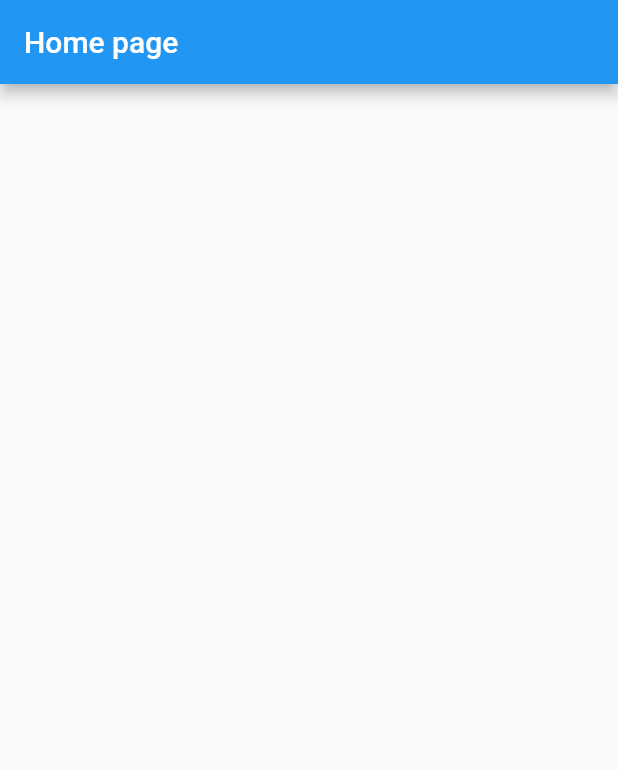
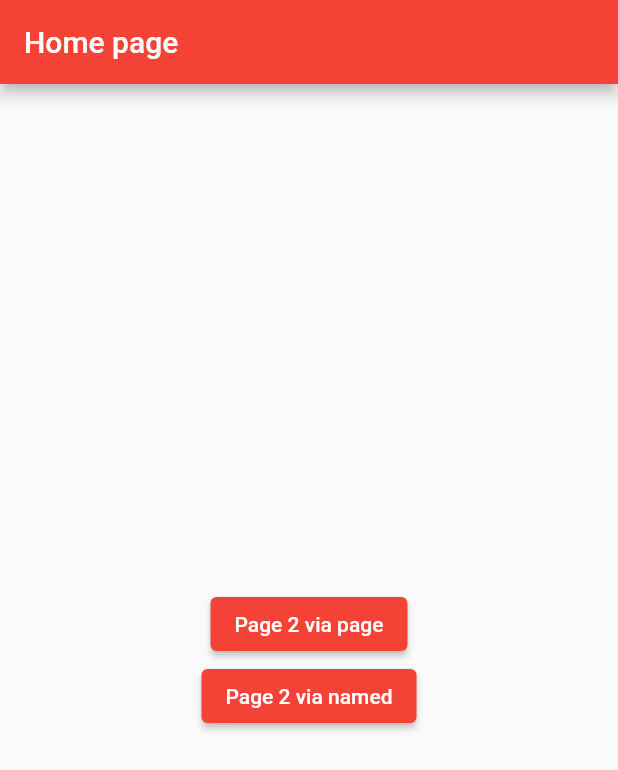
Before and after one commit to EderCosta21/Curso-Academia-flutter, a Flutter app: the screen it shows after launch, on a phone screen of 412 x 824 dp. Shown: the top 770 px of the screen. Run offline on Flutter 3.47's test engine with Material 2 defaults, Android fonts, the phone set to English and light mode, and no system bars.

Commit message:
Rotas navegator

```diff
--- a/Projetos/flutter_maonamassa/lib/main.dart
+++ b/Projetos/flutter_maonamassa/lib/main.dart
@@ -1,5 +1,10 @@
 import 'package:flutter/material.dart';
 import 'package:flutter_maonamassa/navegacao/home_page.dart' as navegacao;
+
+import 'navegacao/page1.dart';
+import 'navegacao/page2.dart';
+import 'navegacao/page3.dart';
+import 'navegacao/page4.dart';
 
 void main() {
   runApp(MyApp());
@@ -13,9 +18,18 @@ class MyApp extends StatelessWidget {
       title: 'Flutter Demo',
       debugShowCheckedModeBanner: false,
       theme: ThemeData(
-        primarySwatch: Colors.blue,
+        primarySwatch: Colors.red,
       ),
-      home: const navegacao.HomePage(),
+      //normal
+      // home: const navegacao.HomePage(),
+      //por rotas named
+      routes: {
+        '/': (context) => const navegacao.HomePage(),
+        '/page1': (context) => const Page1(),
+        '/page2': (context) => const Page2(),
+        '/page3': (context) => const Page3(),
+        '/page4': (context) => const Page4(),
+      },
     );
   }
 }
--- a/Projetos/flutter_maonamassa/lib/navegacao/home_page.dart
+++ b/Projetos/flutter_maonamassa/lib/navegacao/home_page.dart
@@ -1,4 +1,7 @@
 import 'package:flutter/material.dart';
+import 'package:flutter/widgets.dart';
+import 'package:flutter_maonamassa/navegacao/page1.dart';
+import 'package:flutter_maonamassa/navegacao/page2.dart';
 
 class HomePage extends StatelessWidget {
   const HomePage({Key? key}) : super(key: key);
@@ -7,9 +10,32 @@ class HomePage extends StatelessWidget {
   Widget build(BuildContext context) {
     return Scaffold(
       appBar: AppBar(
-        title: const Text('Home page'),
+        title: Text('Home page'),
       ),
-      body: Container(),
+      body: Center(
+        child: Column(
+          mainAxisAlignment: MainAxisAlignment.center,
+          children: [
+            ElevatedButton(
+              onPressed: () {
+                Navigator.of(context).push(
+                  MaterialPageRoute(
+                    settings: RouteSettings(name: 'page1'),
+                    builder: (context) => const Page1(),
+                  ),
+                );
+              },
+              child: const Text('Page 2 via page'),
+            ),
+            ElevatedButton(
+              onPressed: () {
+                Navigator.of(context).pushNamed('/page1');
+              },
+              child: const Text('Page 2 via named'),
+            ),
+          ],
+        ),
+      ),
     );
   }
 }
```
Also changed, not shown: Projetos/flutter_maonamassa/lib/navegacao/page1.dart (+28 -2 lines), Projetos/flutter_maonamassa/lib/navegacao/page2.dart (+29 -2 lines), Projetos/flutter_maonamassa/lib/navegacao/page3.dart (+39 -2 lines), Projetos/flutter_maonamassa/lib/navegacao/page4.dart (+40 -2 lines), Projetos/flutter_maonamassa/pubspec.lock.
